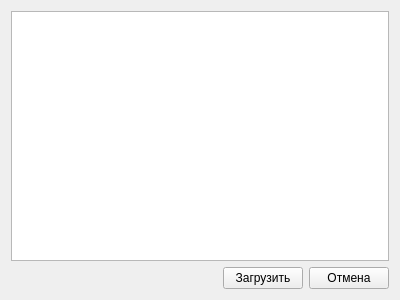
The window that .pyqt5/save_list.ui (TreOne/List-Of-Employees-v3) describes before a commit, drawn with Qt 5.
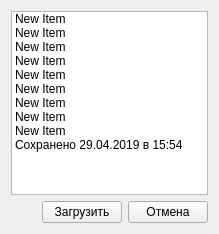
The same window after the commit.

Commit message: Изменено окно Автозагрузки

```diff
--- a/.pyqt5/save_list.ui
+++ b/.pyqt5/save_list.ui
@@ -6,8 +6,8 @@
    <rect>
     <x>0</x>
     <y>0</y>
-    <width>400</width>
-    <height>300</height>
+    <width>219</width>
+    <height>234</height>
    </rect>
   </property>
   <property name="windowTitle">
@@ -15,7 +15,58 @@
   </property>
   <layout class="QVBoxLayout" name="verticalLayout">
    <item>
-    <widget class="QListWidget" name="save_list"/>
+    <widget class="QListWidget" name="save_list">
+     <item>
+      <property name="text">
+       <string>New Item</string>
+      </property>
+     </item>
+     <item>
+      <property name="text">
+       <string>New Item</string>
+      </property>
+     </item>
+     <item>
+      <property name="text">
+       <string>New Item</string>
+      </property>
+     </item>
+     <item>
+      <property name="text">
+       <string>New Item</string>
+      </property>
+     </item>
+     <item>
+      <property name="text">
+       <string>New Item</string>
+      </property>
+     </item>
+     <item>
+      <property name="text">
+       <string>New Item</string>
+      </property>
+     </item>
+     <item>
+      <property name="text">
+       <string>New Item</string>
+      </property>
+     </item>
+     <item>
+      <property name="text">
+       <string>New Item</string>
+      </property>
+     </item>
+     <item>
+      <property name="text">
+       <string>New Item</string>
+      </property>
+     </item>
+     <item>
+      <property name="text">
+       <string>Сохранено 29.04.2019 в 15:54</string>
+      </property>
+     </item>
+    </widget>
    </item>
    <item>
     <layout class="QHBoxLayout" name="hl_main_layout">
```
The commit also changes 1 other file.
